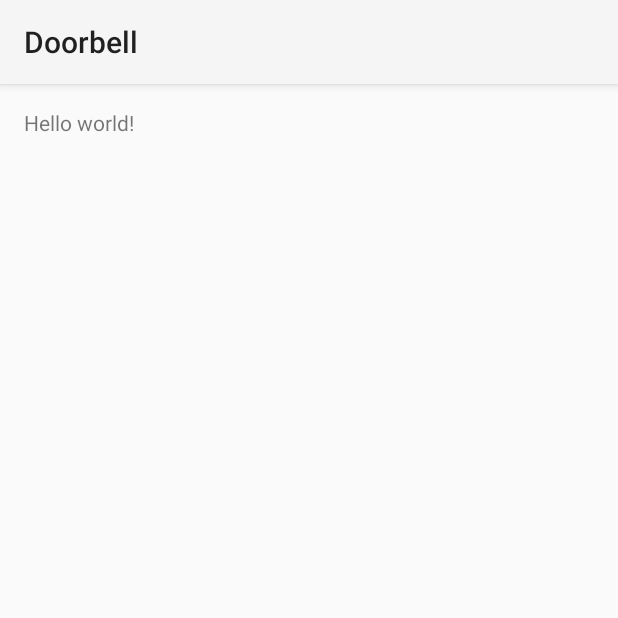
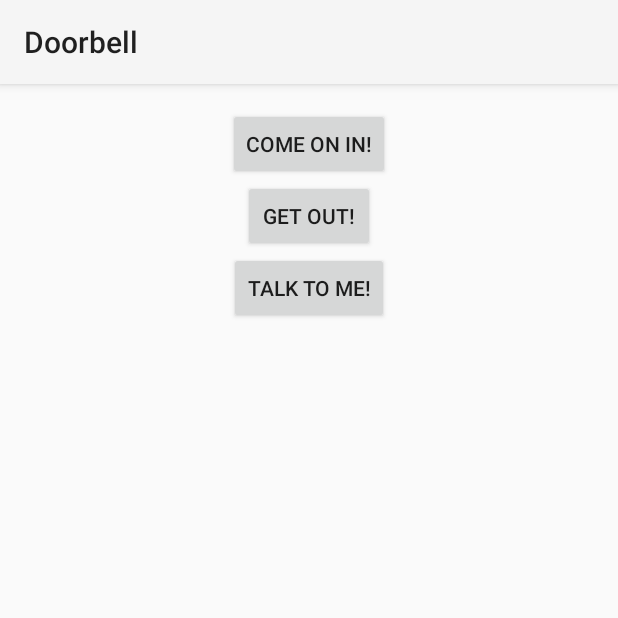
Before and after one commit to natalieperna/buzzr, an Android app: the screen it shows after launch (MainActivity), on a phone screen of 412 x 824 dp, the top half of it. Run offline under Robolectric (Android 15) with nearby library versions, the phone set to English and light mode, and no system bars.

Commit message:
Add buttons (no function yet).

```diff
--- a/app/src/main/res/layout/activity_main.xml
+++ b/app/src/main/res/layout/activity_main.xml
@@ -5,7 +5,27 @@
     android:paddingTop="@dimen/activity_vertical_margin"
     android:paddingBottom="@dimen/activity_vertical_margin" tools:context=".MainActivity">
 
-    <TextView android:text="@string/hello_world" android:layout_width="wrap_content"
-        android:layout_height="wrap_content" />
+    <Button
+        android:layout_width="wrap_content"
+        android:layout_height="wrap_content"
+        android:text="@string/allowEntryButtonText"
+        android:id="@+id/allowEntryButton"
+        android:layout_centerHorizontal="true" />
+
+    <Button
+        android:layout_width="wrap_content"
+        android:layout_height="wrap_content"
+        android:text="@string/disallowEntryButtonText"
+        android:id="@+id/disallowEntryButton"
+        android:layout_below="@+id/allowEntryButton"
+        android:layout_centerHorizontal="true" />
+
+    <Button
+        android:layout_width="wrap_content"
+        android:layout_height="wrap_content"
+        android:text="@string/talkButtonText"
+        android:id="@+id/talkButton"
+        android:layout_below="@+id/disallowEntryButton"
+        android:layout_centerHorizontal="true" />
 
 </RelativeLayout>
--- a/app/src/main/res/values/strings.xml
+++ b/app/src/main/res/values/strings.xml
@@ -2,6 +2,8 @@
 <resources>
 
     <string name="app_name">Doorbell</string>
-    <string name="hello_world">Hello world!</string>
+    <string name="allowEntryButtonText">Come on in!</string>
+    <string name="disallowEntryButtonText">Get Out!</string>
+    <string name="talkButtonText">Talk to me!</string>
 
 </resources>
```
